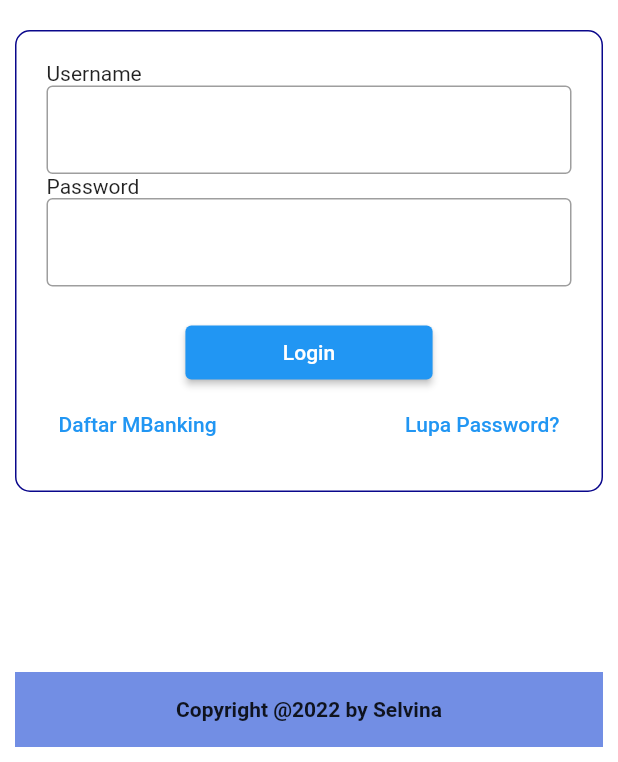
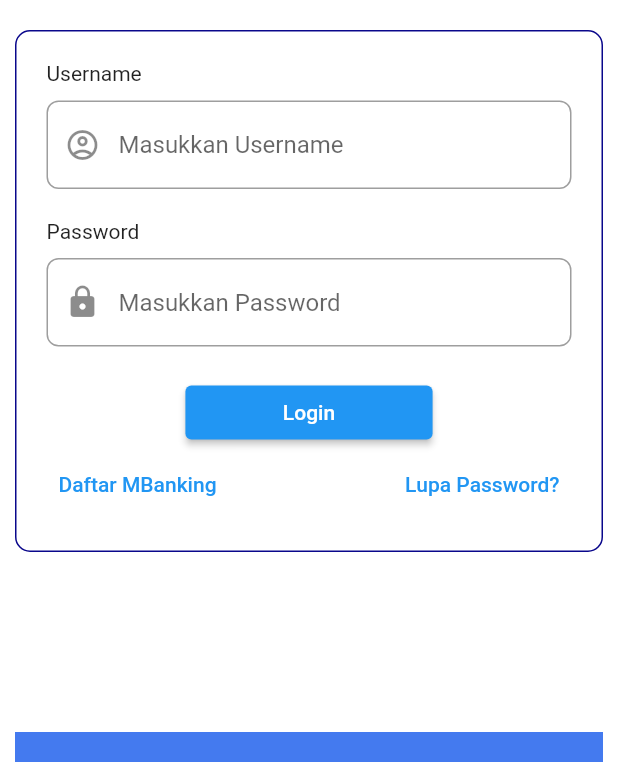
Before and after one commit to selviina/apk_mobile_banking, a Flutter app: the screen it shows after launch, on a phone screen of 412 x 824 dp, the part 474-1236 px from its top. Run offline on Flutter 3.47's test engine with Material 2 defaults, Android fonts, the light colour scheme and no system bars; our stand-ins replace dio, responsive_framework; missing offline and left inert: flutter_barcode_scanner.

Commit message:
API login

```diff
--- a/lib/login.dart
+++ b/lib/login.dart
@@ -1,8 +1,12 @@
 import 'dart:ui';
 
 import 'package:apk_mobile_banking/dashboard.dart';
+import 'package:apk_mobile_banking/register.dart';
+import 'package:apk_mobile_banking/service/list_users_service.dart';
 import 'package:flutter/material.dart';
 import 'package:responsive_framework/responsive_framework.dart';
+
+import 'model/list_users_model.dart';
 
 class myApp extends StatefulWidget {
   const myApp({Key? key}) : super(key: key);
@@ -12,8 +16,8 @@ class myApp extends StatefulWidget {
 }
 
 class _myAppState extends State<myApp> {
-  late String Username;
-  late String Password;
+  String Username = "";
+  String Password = "";
 
   @override
   Widget build(BuildContext context) {
@@ -44,6 +48,7 @@ class _myAppState extends State<myApp> {
                 ),
                 Container(
                   padding: EdgeInsets.all(20.0),
+                  alignment: Alignment.center,
                   // height: 100.0,
                   decoration: BoxDecoration(
                     color: Colors.white,
@@ -56,22 +61,36 @@ class _myAppState extends State<myApp> {
                     crossAxisAlignment: CrossAxisAlignment.start,
                     children: [
                       Text('Username'),
+                      SizedBox(
+                        height: 10.0,
+                      ),
                       TextFormField(
                           onChanged: (value) {
                             Username = value;
                           },
                           decoration: InputDecoration(
-                            border: OutlineInputBorder(),
+                            hintText: "Masukkan Username",
+                            prefixIcon: Icon(Icons.account_circle_outlined),
+                            border: OutlineInputBorder(
+                                borderRadius: BorderRadius.circular(8.0)),
                           )),
+                      SizedBox(
+                        height: 20.0,
+                      ),
                       Text('Password'),
+                      SizedBox(
+                        height: 10.0,
+                      ),
                       TextFormField(
                           onChanged: (value) {
                             Password = value;
                           },
                           decoration: InputDecoration(
-                          border: OutlineInputBorder(),
-                        ),
-                      ),
+                            hintText: "Masukkan Password",
+                            prefixIcon: Icon(Icons.lock),
+                            border: OutlineInputBorder(
+                                borderRadius: BorderRadius.circular(8.0)),
+                          )),
                       // Spacer(),
                       SizedBox(
                         height: 20.0,
@@ -80,15 +99,16 @@ class _myAppState extends State<myApp> {
                         child: Container(
                           width: MediaQuery.of(context).size.height * 0.2,
                           child: ElevatedButton(
-                            onPressed: () {
-                              if (Username == '2015051077' &&
-                                  Password == '2015051077') {
+                            onPressed: () async {
+                              ListUsersService _service = ListUsersService();
+                              ListUsersModel user =
+                                  await _service.postLogin(Username, Password);
                               Navigator.pushReplacement(
                                 context,
                                 MaterialPageRoute(
-                                      builder: (context) => dashboard()),
+                                    builder: (context) =>
+                                        dashboard(user: user)),
                               );
-                              }
                             },
                             child: Text('Login'),
                           ),
@@ -98,7 +118,12 @@ class _myAppState extends State<myApp> {
                         mainAxisAlignment: MainAxisAlignment.spaceBetween,
                         children: [
                           TextButton(
-                            onPressed: () {},
+                            onPressed: () {
+                              Navigator.pushReplacement(
+                                  context,
+                                  MaterialPageRoute(
+                                      builder: (context) => RegisterPage()));
+                            },
                             child: Text('Daftar MBanking'),
                           ),
                           TextButton(
@@ -110,6 +135,7 @@ class _myAppState extends State<myApp> {
                 ),
                 SizedBox(
                   height: 120,
+                  width: 200,
                 ),
                 Container(
                   child: Center(
@@ -117,7 +143,7 @@ class _myAppState extends State<myApp> {
                           style: TextStyle(fontWeight: FontWeight.bold))),
                   width: double.infinity,
                   height: 50.0,
-                  color: Color.fromARGB(255, 114, 142, 228),
+                  color: Color.fromARGB(255, 68, 122, 239),
                 ),
               ],
             ),
--- a/lib/main.dart
+++ b/lib/main.dart
@@ -3,6 +3,7 @@ import 'login.dart';
 import 'dashboard.dart';
 import 'tombol.dart';
 import 'package:responsive_framework/responsive_framework.dart';
+import 'package:apk_mobile_banking/scanner.dart';
 
 void main() {
   runApp(MaterialApp(home: myApp(), debugShowCheckedModeBanner: false));
--- /dev/null
+++ b/lib/model/list_users_model.dart
@@ -0,0 +1,33 @@
+class ListUsersModel {
+  ListUsersModel(
+      {this.user_id,
+      this.username,
+      this.password,
+      this.nama,
+      this.saldo,
+      this.nomor_rekening});
+
+  String? user_id;
+  String? username;
+  String? password;
+  String? nama;
+  String? saldo;
+  String? nomor_rekening;
+
+  factory ListUsersModel.fromJson(Map<String, dynamic> json) => ListUsersModel(
+      user_id: json["user_id"],
+      username: json["username"],
+      password: json["password"],
+      nama: json["nama"],
+      saldo: json["saldo"],
+      nomor_rekening: json["nomor_rekening"]);
+
+  Map<String, dynamic> toJson() => {
+        "user_id": user_id,
+        "username": username,
+        "password": password,
+        "nama": nama,
+        "saldo": saldo,
+        "nomor_rekening": nomor_rekening
+      };
+}
--- a/lib/tabletView.dart
+++ b/lib/tabletView.dart
@@ -32,7 +32,7 @@ class _TabletViewState extends State<TabletView> {
                           });
                         }),
                         child: Image.asset(
-                          'assets/images/mypict.jpeg',
+                          'assets/images/logo-undiksha.png',
                         ),
                       ),
                     ),
--- a/pubspec.yaml
+++ b/pubspec.yaml
@@ -34,6 +34,9 @@ dependencies:
   # Use with the CupertinoIcons class for iOS style icons.
   cupertino_icons: ^1.0.2
   responsive_framework: ^0.1.9
+  flutter_barcode_scanner: any
+  url_launcher: ^6.1.7
+  dio: ^4.0.6
 
 dev_dependencies:
   flutter_test:
```
Also changed, not shown: lib/dashboard.dart (+11 -3 lines), lib/mobileView.dart (+101 -24 lines), lib/scanner.dart (added, +52 -0 lines), lib/service/list_users_service.dart (added, +96 -0 lines), lib/tampilan_kategori/cek_saldo.dart (added, +14 -0 lines), lib/tampilan_kategori/deposito.dart (added, +14 -0 lines), lib/tampilan_kategori/mutasi.dart (added, +14 -0 lines), lib/tampilan_kategori/pembayaran.dart (added, +14 -0 lines), lib/tampilan_kategori/pinjaman.dart (added, +14 -0 lines), lib/tampilan_kategori/transfer.dart (added, +14 -0 lines), lib/tombol.dart (+6 -4 lines), pubspec.lock, 2 other files. Lines whose indentation alone changed are shown as unchanged.
